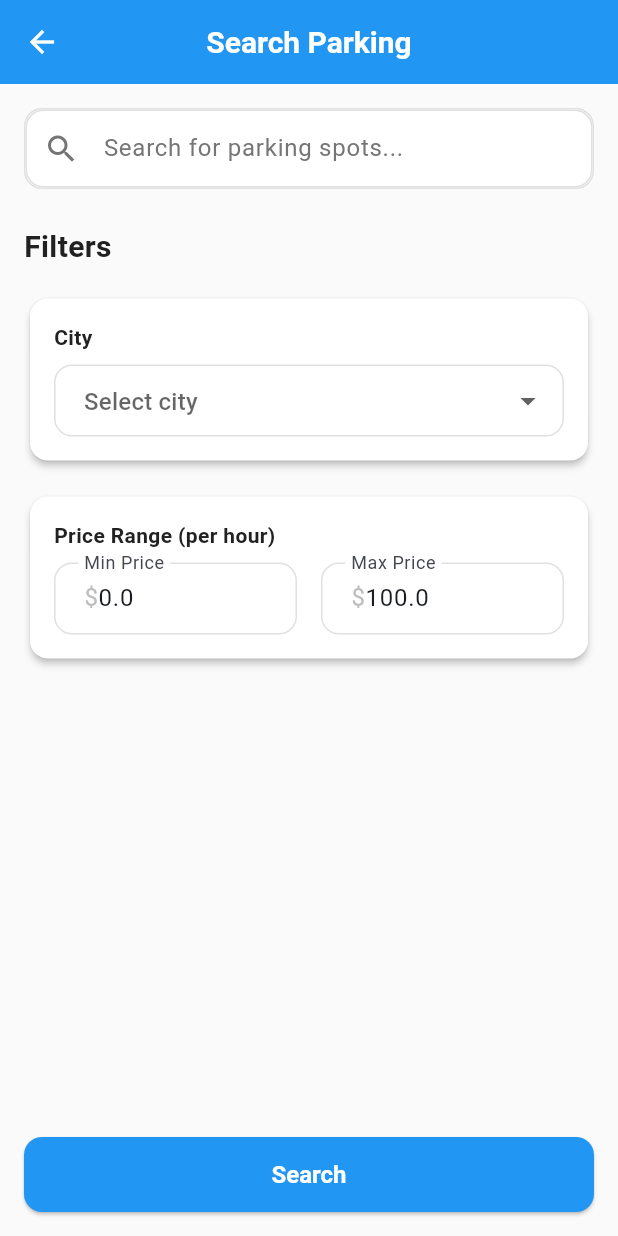
After one commit to khaledamr587/parking_flutter, a Flutter app: the SearchScreen screen opened by its route, on a phone screen of 412 x 824 dp. The commit adds this screen. Run offline on Flutter 3.47's test engine with Material 3 defaults, Android fonts, the phone set to English and light mode, and no system bars; our stand-ins replace dio, flutter_local_notifications, flutter_map, geolocator, latlong2, shared_preferences and 1 more; missing offline and left inert: flutter_stripe; accounts and stored records are empty.

```diff
--- /dev/null
+++ b/lib/views/screens/main/search_screen.dart
@@ -0,0 +1,182 @@
+import 'package:flutter/material.dart';
+import '../../../constants/app_constants.dart';
+import '../../../widgets/custom_search_field.dart';
+
+class SearchScreen extends StatefulWidget {
+  const SearchScreen({super.key});
+
+  @override
+  State<SearchScreen> createState() => _SearchScreenState();
+}
+
+class _SearchScreenState extends State<SearchScreen> {
+  final TextEditingController _searchController = TextEditingController();
+  String _selectedCity = '';
+  double _minPrice = 0.0;
+  double _maxPrice = 100.0;
+
+  @override
+  void dispose() {
+    _searchController.dispose();
+    super.dispose();
+  }
+
+  @override
+  Widget build(BuildContext context) {
+    return Scaffold(
+      backgroundColor: AppColors.background,
+      appBar: AppBar(
+        title: const Text('Search Parking'),
+        elevation: 0,
+        leading: IconButton(
+          icon: const Icon(Icons.arrow_back),
+          onPressed: () => Navigator.of(context).pop(),
+        ),
+      ),
+      body: Padding(
+        padding: const EdgeInsets.all(AppConstants.defaultPadding),
+        child: Column(
+          crossAxisAlignment: CrossAxisAlignment.start,
+          children: [
+            // Search Field
+            CustomSearchField(
+              controller: _searchController,
+              hintText: 'Search for parking spots...',
+              onSubmitted: (value) {
+                // TODO: Implement search functionality
+                ScaffoldMessenger.of(context).showSnackBar(
+                  SnackBar(
+                    content: Text('Searching for: $value'),
+                    backgroundColor: AppColors.primary,
+                  ),
+                );
+              },
+            ),
+
+            const SizedBox(height: 24),
+
+            // Filters Section
+            Text(
+              'Filters',
+              style: AppTextStyles.h3,
+            ),
+
+            const SizedBox(height: 16),
+
+            // City Filter
+            Card(
+              child: Padding(
+                padding: const EdgeInsets.all(AppConstants.defaultPadding),
+                child: Column(
+                  crossAxisAlignment: CrossAxisAlignment.start,
+                  children: [
+                    Text(
+                      'City',
+                      style: AppTextStyles.bodyMedium.copyWith(
+                        fontWeight: FontWeight.w600,
+                      ),
+                    ),
+                    const SizedBox(height: 8),
+                    DropdownButtonFormField<String>(
+                      value: _selectedCity.isEmpty ? null : _selectedCity,
+                      decoration: const InputDecoration(
+                        hintText: 'Select city',
+                        border: OutlineInputBorder(),
+                      ),
+                      items: const [
+                        DropdownMenuItem(value: 'paris', child: Text('Paris')),
+                        DropdownMenuItem(value: 'london', child: Text('London')),
+                        DropdownMenuItem(value: 'newyork', child: Text('New York')),
+                        DropdownMenuItem(value: 'tokyo', child: Text('Tokyo')),
+                      ],
+                      onChanged: (value) {
+                        setState(() {
+                          _selectedCity = value ?? '';
+                        });
+                      },
+                    ),
+                  ],
+                ),
+              ),
+            ),
+
+            const SizedBox(height: 16),
+
+            // Price Range Filter
+            Card(
+              child: Padding(
+                padding: const EdgeInsets.all(AppConstants.defaultPadding),
+                child: Column(
+                  crossAxisAlignment: CrossAxisAlignment.start,
+                  children: [
+                    Text(
+                      'Price Range (per hour)',
+                      style: AppTextStyles.bodyMedium.copyWith(
+                        fontWeight: FontWeight.w600,
+                      ),
+                    ),
+                    const SizedBox(height: 8),
+                    Row(
+                      children: [
+                        Expanded(
+                          child: TextFormField(
+                            decoration: const InputDecoration(
+                              labelText: 'Min Price',
+                              prefixText: '\$',
+                            ),
+                            keyboardType: TextInputType.number,
+                            initialValue: _minPrice.toString(),
+                            onChanged: (value) {
+                              setState(() {
+                                _minPrice = double.tryParse(value) ?? 0.0;
+                              });
+                            },
+                          ),
+                        ),
+                        const SizedBox(width: 16),
+                        Expanded(
+                          child: TextFormField(
+                            decoration: const InputDecoration(
+                              labelText: 'Max Price',
+                              prefixText: '\$',
+                            ),
+                            keyboardType: TextInputType.number,
+                            initialValue: _maxPrice.toString(),
+                            onChanged: (value) {
+                              setState(() {
+                                _maxPrice = double.tryParse(value) ?? 100.0;
+                              });
+                            },
+                          ),
+                        ),
+                      ],
+                    ),
+                  ],
+                ),
+              ),
+            ),
+
+            const Spacer(),
+
+            // Search Button
+            SizedBox(
+              width: double.infinity,
+              child: ElevatedButton(
+                onPressed: () {
+                  // TODO: Implement search with filters
+                  ScaffoldMessenger.of(context).showSnackBar(
+                    const SnackBar(
+                      content: Text('Search functionality coming soon!'),
+                      backgroundColor: AppColors.primary,
+                    ),
+                  );
+                },
+                child: const Text('Search'),
+              ),
+            ),
+          ],
+        ),
+      ),
+    );
+  }
+}
```
Also changed, not shown: lib/main.dart (+20 -0 lines), lib/services/api_service.dart (+8 -2 lines), lib/views/screens/main/map_screen.dart (added, +35 -0 lines), lib/views/screens/main/placeholder_screen.dart (added, +62 -0 lines), lib/views/screens/main/reservations_screen.dart (added, +35 -0 lines), 1 other file.
